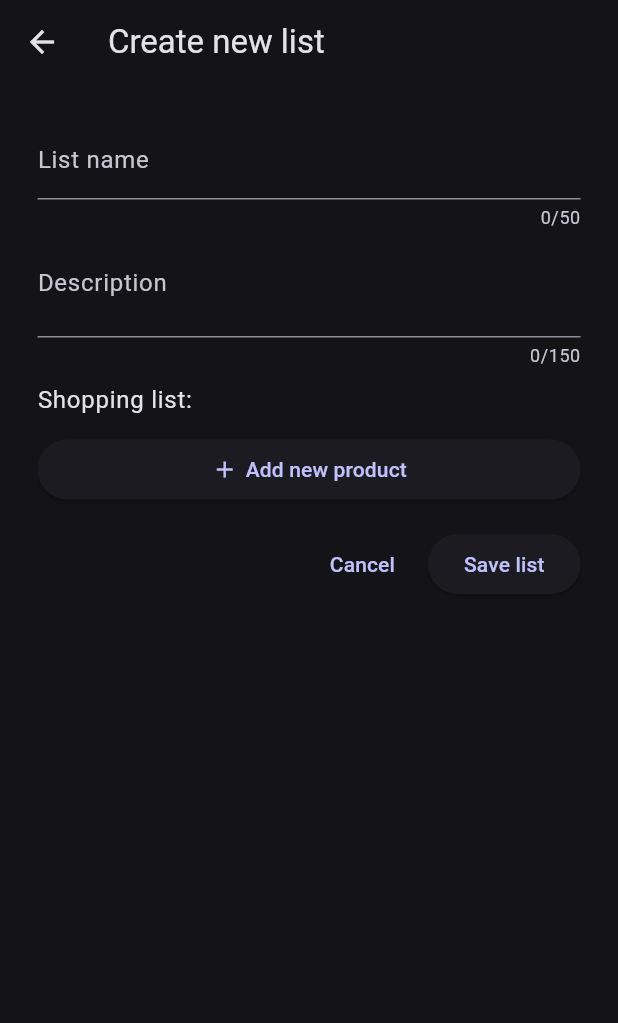
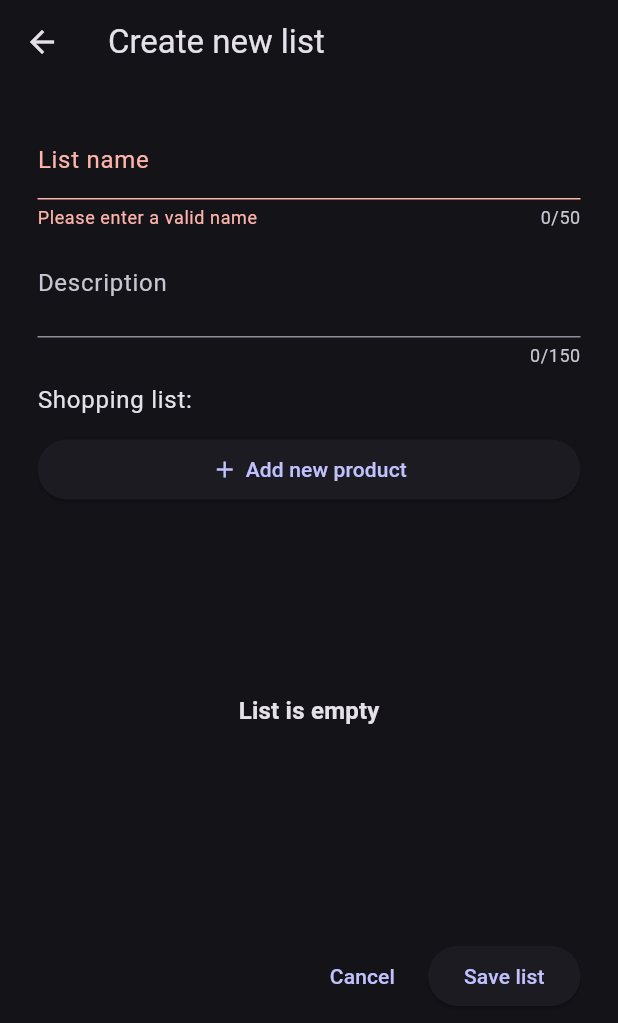
Before and after one commit to jakrog01/ShopCycle, a Flutter app: the AddNewList screen opened directly, after a tap on "Save list", on a phone screen of 412 x 824 dp. Shown: the top 1023 px of the screen. Run offline on Flutter 3.47's test engine with Material 3 defaults, Android fonts, the phone set to English and light mode, and no system bars; our stand-ins replace firebase_auth, firebase_core, loading_animation_widget; accounts and stored records are empty.

Commit message:
Local saved shopping list screen: - Add new list - Delete list - Edit saved list

```diff
--- a/lib/models/data_model.dart
+++ b/lib/models/data_model.dart
@@ -3,7 +3,7 @@ import 'package:shopcycle/models/products_list_item.dart';
 import 'package:shopcycle/models/shopping_list.dart';
 
 final savedListModel =
-    ShoppingList(listName: "DEMO", listID: "aw124", shoppingList: [
+    ShoppingList(listName: "DEMO", shoppingList: [
   ProductsListItem(
       itemName: "Twaróg", quantity: 250, category: ListProductCategory.dairy, unit: "g"),
   ProductsListItem(itemName: "Bułki", quantity: 2, category: ListProductCategory.baking, unit: "")
@@ -11,7 +11,7 @@ final savedListModel =
 
 
 final savedListModel2 =
-    ShoppingList(listName: "DEMO2", listID: "aw12423", shoppingList: [
+    ShoppingList(listName: "DEMO2", shoppingList: [
   ProductsListItem(
       itemName: "Banan", quantity: 3, category: ListProductCategory.fruits, unit: ""),
   ProductsListItem(itemName: "Sprite", quantity: 250, category: ListProductCategory.drinks, unit:"ml")
--- a/lib/models/products_list_item.dart
+++ b/lib/models/products_list_item.dart
@@ -1,17 +1,34 @@
 import 'package:shopcycle/models/Category/list_product_category.dart';
+import 'package:uuid/uuid.dart';
+
+const uuid = Uuid();
 
 class ProductsListItem {
-  ProductsListItem({required this.itemName, required this.quantity, required this.category,required this.unit});
+  ProductsListItem(
+      {required this.itemName,
+      required this.quantity,
+      required this.category,
+      required this.unit})
+      : id = uuid.v4();
 
+  ProductsListItem.withID(
+      {required this.itemName,
+      required this.quantity,
+      required this.category,
+      required this.unit,
+      required this.id});
+
+  final String id;
   final String itemName;
   final int quantity;
   final String unit;
   final ListProductCategory category;
   bool checkState = false;
 
-  Map<String, dynamic> get firestoreData{
+  Map<String, dynamic> get firestoreData {
     return {
       "name": itemName,
+      "id": id,
       "quantity": quantity,
       "unit": unit,
       "checkState": false,
--- a/lib/models/shopping_list.dart
+++ b/lib/models/shopping_list.dart
@@ -1,18 +1,32 @@
 import 'package:shopcycle/models/products_list_item.dart';
+import 'package:uuid/uuid.dart';
 
-class ShoppingList{
-  const ShoppingList({required this.listName, required this.shoppingList, required this.listID, this.description});
+const uuid = Uuid();
+
+class ShoppingList {
+  ShoppingList(
+      {required this.listName, required this.shoppingList, this.description})
+      : listID = uuid.v4();
+
+  ShoppingList.withID(
+      {required this.listName,
+      required this.shoppingList,
+      this.description,
+      required this.listID});
+
   final String listID;
   final String listName;
   final String? description;
   final List<ProductsListItem> shoppingList;
 
-  Map<String, dynamic> get firestoreData{
+  Map<String, dynamic> get firestoreData {
     return {
       "ID": listID,
       "list_name": listName,
       "description": description,
-      "shopping_list": [for (final product in shoppingList) product.firestoreData]
+      "shopping_list": [
+        for (final product in shoppingList) product.firestoreData
+      ]
     };
   }
 }
--- a/lib/screens/lists_tab_screen.dart
+++ b/lib/screens/lists_tab_screen.dart
@@ -1,5 +1,6 @@
 import 'package:flutter/material.dart';
 import 'package:shopcycle/models/data_model.dart';
+import 'package:shopcycle/models/products_list_item.dart';
 import 'package:shopcycle/screens/shopping_list_page.dart';
 import 'package:shopcycle/widgets/add_new_product.dart';
 import 'package:shopcycle/widgets/main_drawer.dart';
@@ -18,6 +19,7 @@ class ListsTabScreen extends StatefulWidget {
 class _ListsTabScreenState extends State<ListsTabScreen> {
   int _selectedPageIndex = 0;
   final List<ShoppingList> _savedShoppingLists = [savedListModel, savedListModel2];
+  final List<ProductsListItem> _currentList = [];
 
 
   void _selectPage(int index) {
--- a/lib/widgets/add_new_list.dart
+++ b/lib/widgets/add_new_list.dart
@@ -1,9 +1,14 @@
 import 'package:flutter/material.dart';
+import 'package:shopcycle/models/shopping_list.dart';
 import 'package:shopcycle/widgets/add_new_product.dart';
 import 'package:shopcycle/models/products_list_item.dart';
+import 'package:shopcycle/widgets/shopping_list_edit_view.dart';
 
 class AddNewList extends StatefulWidget {
-  const AddNewList({super.key});
+  final ShoppingList? shoppingList;
+
+  const AddNewList({super.key}) : shoppingList = null;
+  const AddNewList.edit({super.key, required this.shoppingList});
 
   @override
   State<AddNewList> createState() {
@@ -13,13 +18,81 @@ class AddNewList extends StatefulWidget {
 
 class _AddNewListState extends State<AddNewList> {
   final _form = GlobalKey<FormState>();
-  String? _title;
-  String? _description;
-  List<ProductsListItem> _shoppingList = [];
+  String? id;
+  String? title;
+  String? description;
+  List<ProductsListItem> shoppingList = [];
 
-  void _addProduct() {
-    Navigator.of(context)
+  @override
+  void initState() {
+    super.initState();
+
+    if (widget.shoppingList != null) {
+      id = widget.shoppingList!.listID;
+      title = widget.shoppingList!.listName;
+      description = widget.shoppingList!.description;
+      shoppingList = widget.shoppingList!.shoppingList;
+    } else {
+      id = null;
+      title = null;
+      description = null;
+      shoppingList = [];
+    }
+  }
+
+  void _addProduct() async {
+    final newItem = await Navigator.of(context)
         .push(MaterialPageRoute(builder: (ctx) => const AddNewProduct()));
+
+    if (newItem == null) {
+      return;
+    }
+
+    setState(() {
+      shoppingList.add(newItem);
+    });
+  }
+
+  void _saveList() {
+    final dataValidation = _form.currentState!.validate();
+
+    if (!dataValidation) {
+      return;
+    }
+
+    if (shoppingList.isEmpty) {
+      ScaffoldMessenger.of(context).clearSnackBars();
+      ScaffoldMessenger.of(context).showSnackBar(const SnackBar(
+          content: Center(
+        child: Row(
+          children: [
+            Icon(Icons.warning),
+            SizedBox(
+              width: 8,
+            ),
+            Expanded(
+                child: Text('Products list must not be empty',
+                    overflow: TextOverflow.clip))
+          ],
+        ),
+      )));
+      return;
+    }
+
+    _form.currentState!.save();
+
+    if (id == null) {
+      Navigator.of(context).pop(ShoppingList(
+          listName: title!,
+          shoppingList: shoppingList,
+          description: description));
+    } else {
+      Navigator.of(context).pop(ShoppingList.withID(
+          listName: title!,
+          shoppingList: shoppingList,
+          description: description,
+          listID: id!));
+    }
   }
 
   @override
@@ -37,6 +110,7 @@ class _AddNewListState extends State<AddNewList> {
               child: Column(
                 children: [
                   TextFormField(
+                    initialValue: title,
                     maxLength: 50,
                     style: Theme.of(context).textTheme.bodyMedium!.copyWith(
                         color: Theme.of(context).colorScheme.onSurface),
@@ -48,10 +122,11 @@ class _AddNewListState extends State<AddNewList> {
                       return null;
                     },
                     onSaved: (newValue) {
-                      _title = newValue!;
+                      title = newValue!;
                     },
                   ),
                   TextFormField(
+                    initialValue: description,
                     minLines: 2,
                     maxLines: 3,
                     maxLength: 150,
@@ -59,7 +134,7 @@ class _AddNewListState extends State<AddNewList> {
                         color: Theme.of(context).colorScheme.onSurface),
                     decoration: const InputDecoration(labelText: 'Description'),
                     onSaved: (newValue) {
-                      _description = newValue!;
+                      description = newValue!;
                     },
                   ),
                   const SizedBox(
@@ -88,6 +163,7 @@ class _AddNewListState extends State<AddNewList> {
                           Text("Add new product")
                         ],
                       )),
+                  ShoppingListEditView(shopping_list: shoppingList),
                   const SizedBox(
                     height: 15,
                   ),
@@ -101,7 +177,7 @@ class _AddNewListState extends State<AddNewList> {
                       width: 10,
                     ),
                     ElevatedButton(
-                        onPressed: (){}, child: const Text("Save list"))
+                        onPressed: _saveList, child: const Text("Save list"))
                   ]),
                 ],
               ),
--- a/lib/widgets/add_new_product.dart
+++ b/lib/widgets/add_new_product.dart
@@ -2,6 +2,7 @@ import 'package:flutter/material.dart';
 import 'package:shopcycle/models/Category/list_product_category.dart';
 import 'package:shopcycle/models/Category/products_categories.dart';
 import 'package:shopcycle/models/product_units.dart';
+import 'package:shopcycle/models/products_list_item.dart';
 
 class AddNewProduct extends StatefulWidget {
   const AddNewProduct({super.key});
@@ -17,7 +18,6 @@ class _AddNewProductState extends State<AddNewProduct> {
   String? _title;
   int? _quantity;
   String? _unit = ListProductUnits.g.name;
-
   ListProductCategory? _category = ListProductCategory.other;
 
   void _addProduct() {
@@ -27,6 +27,8 @@ class _AddNewProductState extends State<AddNewProduct> {
       return;
     }
     _form.currentState!.save();
+    Navigator.of(context).pop(ProductsListItem(itemName: _title!, quantity: _quantity!.toInt(),
+    category: _category!, unit: _unit!));
   }
 
   @override
--- a/lib/widgets/saved_shopping_list_preview.dart
+++ b/lib/widgets/saved_shopping_list_preview.dart
@@ -3,9 +3,10 @@ import 'package:shopcycle/models/shopping_list.dart';
 import 'package:shopcycle/widgets/saved_shopping_list_details.dart';
 
 class SavedShoppingListPreview extends StatelessWidget {
-  const SavedShoppingListPreview({super.key, required this.displayedShoppingList});
+  const SavedShoppingListPreview({super.key, required this.displayedShoppingList, required this.removeList});
 
   final ShoppingList displayedShoppingList;
+  final Function removeList;
 
   @override
   Widget build(BuildContext context) {
@@ -14,7 +15,7 @@ class SavedShoppingListPreview extends StatelessWidget {
         onTap: () {
           Navigator.of(context).push(MaterialPageRoute(
               builder: (ctx) => SavedShoppingListDetalisView(
-                  displayedShoppingList: displayedShoppingList)));
+                  displayedShoppingList: displayedShoppingList, removeList: removeList,)));
         },
         child: Card(
           child: Padding(
--- a/lib/widgets/saved_shopping_list_view.dart
+++ b/lib/widgets/saved_shopping_list_view.dart
@@ -2,16 +2,17 @@ import 'package:flutter/material.dart';
 import 'package:shopcycle/models/shopping_list.dart';
 import 'package:shopcycle/widgets/add_new_list.dart';
 import 'package:shopcycle/widgets/saved_shopping_list_preview.dart';
-import 'package:shopcycle/widgets/saved_shopping_list_details.dart';
 
 class SavedShoppingListView extends StatefulWidget {
   const SavedShoppingListView(
-      {super.key, required this.savedShoppingList, required this.onListPage, required this.onAddPage});
+      {super.key,
+      required this.savedShoppingList,
+      required this.onListPage,
+      required this.onAddPage});
 
   final List<ShoppingList> savedShoppingList;
   final Function onListPage;
   final Function onAddPage;
-
 
   @override
   State<SavedShoppingListView> createState() {
@@ -19,9 +20,26 @@ class SavedShoppingListView extends StatefulWidget {
   }
 }
 
-class _SavedShoppingListViewState
-    extends State<SavedShoppingListView> {
+class _SavedShoppingListViewState extends State<SavedShoppingListView> {
   int itemindex = 0;
+
+  void addNewList() async {
+    final list = await Navigator.of(context).push(MaterialPageRoute(builder: (ctx) => const AddNewList()));
+    if (list == null){
+      return;
+    }
+    else{
+      setState(() {
+        widget.savedShoppingList.add(list);
+      });
+    }
+  }
+
+  void removeList(ShoppingList list){
+    setState(() {
+      widget.savedShoppingList.remove(list);
+    });
+  }
 
   @override
   Widget build(BuildContext context) {
@@ -32,12 +50,10 @@ class _SavedShoppingListViewState
         child: PageView(
             onPageChanged: (index) {
               setState(() {
-                if (index == widget.savedShoppingList.length)
-                {
+                if (index == widget.savedShoppingList.length) {
                   widget.onAddPage();
-                }
-                else if (index != widget.savedShoppingList.length && itemindex == widget.savedShoppingList.length)
-                {
+                } else if (index != widget.savedShoppingList.length &&
+                    itemindex == widget.savedShoppingList.length) {
                   widget.onListPage();
                 }
                 itemindex = index;
@@ -45,10 +61,9 @@ class _SavedShoppingListViewState
             },
             children: [
               for (final shoppingList in widget.savedShoppingList)
-                SavedShoppingListPreview(displayedShoppingList: shoppingList),
+                SavedShoppingListPreview(displayedShoppingList: shoppingList, removeList: removeList),
               InkWell(
-                onTap: () {Navigator.of(context).push(MaterialPageRoute(
-                builder: (ctx) => AddNewList()));},
+                onTap: addNewList,
                 child: Container(
                   color: Theme.of(context).colorScheme.primary,
                   child: Center(
--- /dev/null
+++ b/lib/widgets/shopping_list_edit_view.dart
@@ -0,0 +1,115 @@
+import 'package:flutter/material.dart';
+import 'package:shopcycle/models/Category/list_product_category.dart';
+import 'package:shopcycle/models/Category/products_categories.dart';
+import 'package:shopcycle/models/products_list_item.dart';
+
+class ShoppingListEditView extends StatefulWidget {
+  const ShoppingListEditView({super.key, required this.shopping_list});
+
+  final List<ProductsListItem> shopping_list;
+
+  @override
+  State<ShoppingListEditView> createState() {
+    return _ShoppingListEditViewState();
+  }
+}
+
+class _ShoppingListEditViewState extends State<ShoppingListEditView> {
+  final Map<ListProductCategory, List<ProductsListItem>> categorizedMap = {};
+
+  void createCategorizedLists() {
+    categorizedMap.clear();
+    for (var item in widget.shopping_list) {
+      categorizedMap.putIfAbsent(item.category, () => []).add(item);
+    }
+  }
+
+  void _removeItem(ProductsListItem product) {
+    setState(() {
+      widget.shopping_list.remove(product);
+    });
+  }
+
+  @override
+  Widget build(BuildContext context) {
+    createCategorizedLists();
+    return SizedBox(
+      height: MediaQuery.sizeOf(context).height / 3,
+      width: MediaQuery.sizeOf(context).width - 50,
+      child: widget.shopping_list.isEmpty
+          ? Center(
+              child: Text("List is empty",
+                  style: Theme.of(context).textTheme.titleMedium!.copyWith(
+                      color: Theme.of(context).colorScheme.onSurface,
+                      fontWeight: FontWeight.bold)))
+          : ListView.builder(
+              itemCount: categorizedMap.length,
+              itemBuilder: (ctx, index) {
+                final category = categorizedMap.keys.elementAt(index);
+                final items = categorizedMap[category]!;
+                return Column(
+                  crossAxisAlignment: CrossAxisAlignment.start,
+                  children: [
+                    Padding(
+                      padding: const EdgeInsets.symmetric(
+                          vertical: 0, horizontal: 10.0),
+                      child: Row(
+                        children: [
+                          Container(
+                            width: 15,
+                            height: 15,
+                            color: productsCategories[category]!.color,
+                          ),
+                          const SizedBox(
+                            width: 5,
+                          ),
+                          Text(
+                            productsCategories[category]!.title,
+                            style: Theme.of(context)
+                                .textTheme
+                                .titleSmall!
+                                .copyWith(
+                                    color:
+                                        Theme.of(context).colorScheme.onSurface,
+                                    fontWeight: FontWeight.bold),
+                          ),
+                        ],
+                      ),
+                    ),
+                    ...items.map(
+                      (item) => Dismissible(
+                        onDismissed: (direction) {
+                          _removeItem(item);
+                        },
+                        key: ValueKey(item.id),
+                        child: ListTile(
+                          title: Text(
+                            item.itemName,
+                            style: Theme.of(context)
+                                .textTheme
+                                .bodySmall!
+                                .copyWith(
+                                    color: Theme.of(context)
+                                        .colorScheme
+                                        .onSurface),
+                          ),
+                          trailing: Text(
+                            "${item.quantity.toString()}${item.unit}",
+                            style: Theme.of(context)
+                                .textTheme
+                                .bodySmall!
+                                .copyWith(
+                                    color: Theme.of(context)
+                                        .colorScheme
+                                        .onSurface),
+                          ),
+                        ),
+                      ),
+                    ),
+                  ],
+                );
+              },
+            ),
+    );
+  }
+}
--- a/pubspec.yaml
+++ b/pubspec.yaml
@@ -15,6 +15,7 @@ dependencies:
   link_text: ^0.2.1
   loading_animation_widget: ^1.2.1
   url_launcher: ^6.0.20
+  uuid: ^4.4.2
 
 dev_dependencies:
   flutter_test:
```
Also changed, not shown: lib/widgets/saved_shopping_list_details.dart (+94 -23 lines), pubspec.lock.
